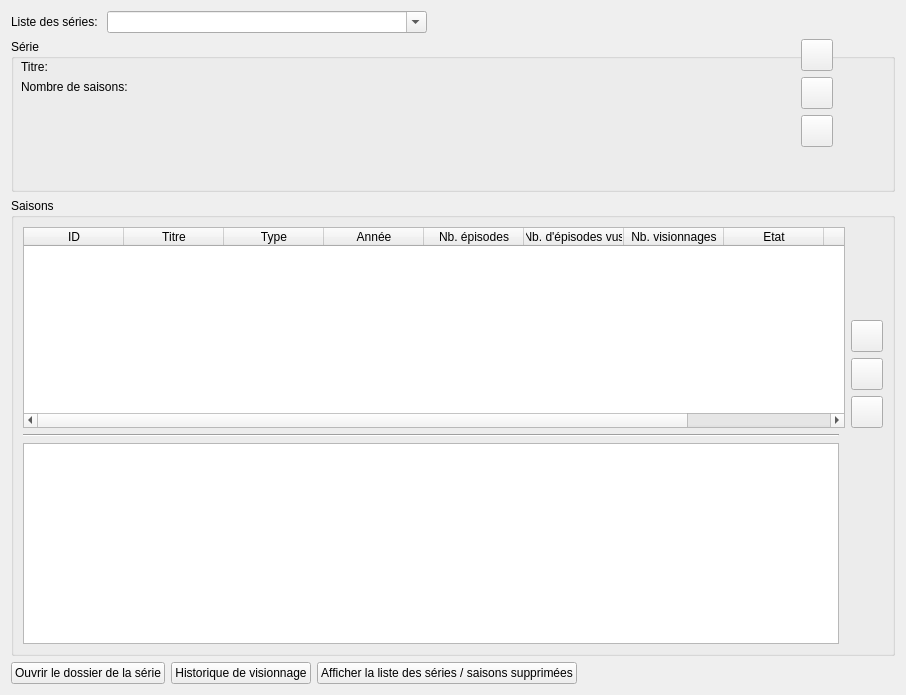
Above: src/ui/tabs/full_list_tab.ui from seigneurfuo/MyAnimeManager3 before the change. Below: the same form after it.
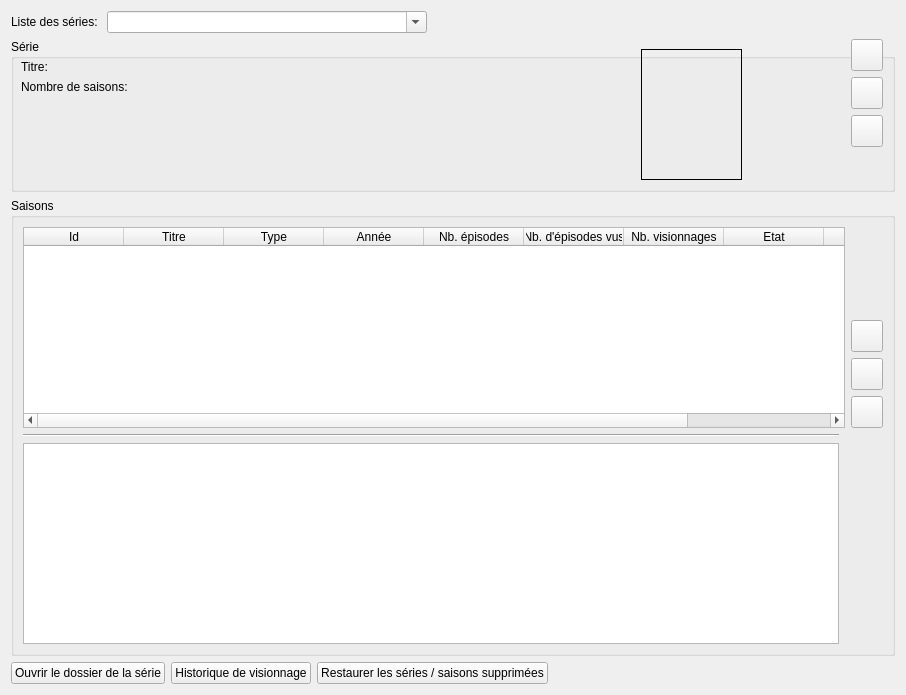
That is the form after the change. Icons and pictures are not drawn.

The edit to the form file:
```diff
--- a/src/ui/tabs/full_list_tab.ui
+++ b/src/ui/tabs/full_list_tab.ui
@@ -111,7 +111,7 @@
      <widget class="QWidget" name="layoutWidget">
       <property name="geometry">
        <rect>
-        <x>790</x>
+        <x>840</x>
         <y>0</y>
         <width>34</width>
         <height>110</height>
@@ -189,6 +189,22 @@
        </item>
       </layout>
      </widget>
+     <widget class="QLabel" name="label_6">
+      <property name="geometry">
+       <rect>
+        <x>630</x>
+        <y>10</y>
+        <width>101</width>
+        <height>131</height>
+       </rect>
+      </property>
+      <property name="styleSheet">
+       <string notr="true">border: 1px solid black;</string>
+      </property>
+      <property name="text">
+       <string/>
+      </property>
+     </widget>
     </widget>
    </item>
    <item>
@@ -241,7 +257,7 @@
         </attribute>
         <column>
          <property name="text">
-          <string>ID</string>
+          <string>Id</string>
          </property>
         </column>
         <column>
@@ -439,7 +455,7 @@
      <item>
       <widget class="QPushButton" name="view_deleted_elements_button">
        <property name="text">
-        <string>Afficher la liste des séries / saisons supprimées</string>
+        <string>Restaurer les séries / saisons supprimées</string>
        </property>
        <property name="icon">
         <iconset>
```
